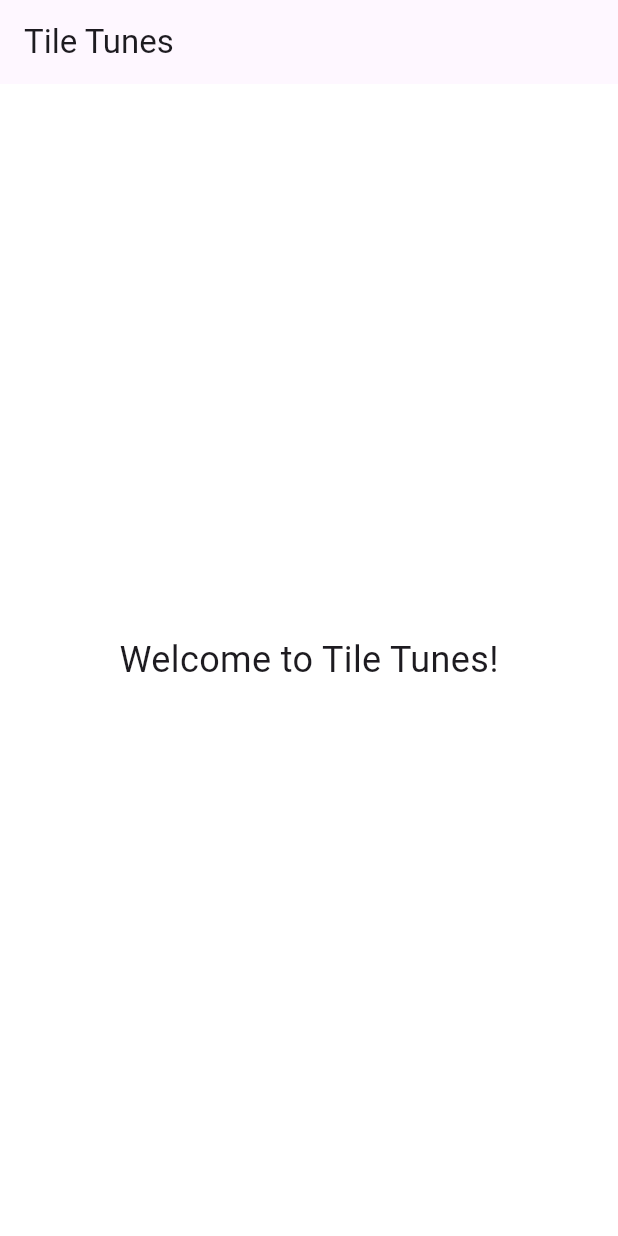
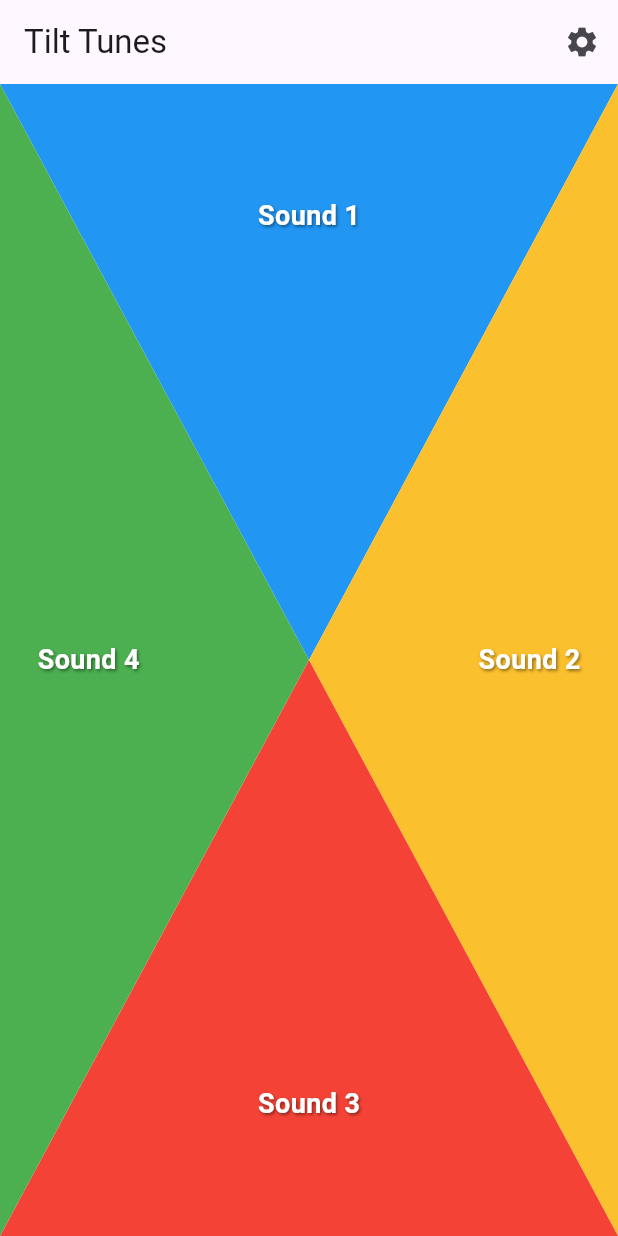
Before and after one commit to MikkelFiltenborg/TiltTunes, a Flutter app: the screen it shows after launch, on a phone screen of 412 x 824 dp. Run offline on Flutter 3.47's test engine with Material 3 defaults, Android fonts, the phone set to English and light mode, and no system bars; our stand-ins replace audioplayers.

Commit message:
Home Screen layout and buttons made

```diff
--- a/lib/features/soundboard/screens/home_screen.dart
+++ b/lib/features/soundboard/screens/home_screen.dart
@@ -1,18 +1,204 @@
 import 'package:flutter/material.dart';
+import 'settings_screen.dart';
 
-class HomeScreen extends StatelessWidget{
-  const HomeScreen({super.key});
+class HomeScreen extends StatelessWidget {
+  final List<String> soundTitles = [
+    'Sound 1', // Button 1 Top
+    'Sound 2', // Button 2 Right
+    'Sound 3', // Button 3 Bottom
+    'Sound 4', // Button 4 Left
+  ];
+
+  HomeScreen({super.key});
 
   @override
   Widget build(BuildContext context) {
     return Scaffold(
       appBar: AppBar(
-        title: const Text('Tile Tunes'),
+        title: const Text('Tilt Tunes'),
+        actions: [
+          IconButton(
+            icon: const Icon(Icons.settings),
+            onPressed: () {
+              Navigator.push(
+                context,
+                MaterialPageRoute(
+                  builder: (context) => const SettingsScreen(),
+                ),
+              );
+            },
+          ),
+        ],
       ),
-      body: const Center(
-        child: Text('Welcome to Tile Tunes!',
-        style: TextStyle(fontSize: 24))
+      body: LayoutBuilder(
+        builder: (context, constraints) {
+          final width = constraints.maxWidth;
+          final height = constraints.maxHeight;
+
+          return Stack(
+            children: [
+              // Button 1 Top
+              Positioned(
+                top: 0,
+                left: 0,
+                right: 0,
+                height: height / 2,
+                child: _TriangleButton(
+                  color: Colors.blue,
+                  direction: TriangleDirection.down,
+                  text: soundTitles[0],
+                  textAlign: Alignment.topCenter,
+                  textPadding: const EdgeInsets.only(top: 75),
+                  onTap: () => _onButtonTap(context, 1),
+                ),
+              ),
+
+              // Button 2 Right
+              Positioned(
+                top: 0,
+                right: 0,
+                bottom: 0,
+                width: width / 2,
+                child: _TriangleButton(
+                  color: Colors.yellow.shade700,
+                  direction: TriangleDirection.left,
+                  text: soundTitles[1],
+                  textAlign: Alignment.centerRight,
+                  textPadding: const EdgeInsets.only(right: 25),
+                  onTap: () => _onButtonTap(context, 2),
+                ),
+              ),
+
+              // Button 3 Bottom
+              Positioned(
+                left: 0,
+                right: 0,
+                bottom: 0,
+                height: height / 2,
+                child: _TriangleButton(
+                  color: Colors.red,
+                  direction: TriangleDirection.up,
+                  text: soundTitles[2],
+                  textAlign: Alignment.bottomCenter,
+                  textPadding: const EdgeInsets.only(bottom: 75),
+                  onTap: () => _onButtonTap(context, 3),
+                ),
+              ),
+
+              // Button 4 Left
+              Positioned(
+                top: 0,
+                left: 0,
+                bottom: 0,
+                width: width / 2,
+                child: _TriangleButton(
+                  color: Colors.green,
+                  direction: TriangleDirection.right,
+                  text: soundTitles[3],
+                  textAlign: Alignment.centerLeft,
+                  textPadding: const EdgeInsets.only(left: 25),
+                  onTap: () => _onButtonTap(context, 4),
+                ),
+              ),
+            ],
+          );
+        },
+      ),
+    );
+  }
+
+  void _onButtonTap(BuildContext context, int buttonNumber) {
+    ScaffoldMessenger.of(context).showSnackBar(
+      SnackBar(content: Text('Button $buttonNumber tapped')),
+    );
+  }
+}
+
+enum TriangleDirection { up, down, left, right }
+
+class _TriangleButton extends StatelessWidget {
+  final Color color;
+  final TriangleDirection direction;
+  final String text;
+  final Alignment textAlign;
+  final EdgeInsetsGeometry textPadding;
+  final VoidCallback onTap;
+
+  const _TriangleButton({
+    required this.color,
+    required this.direction,
+    required this.text,
+    required this.textAlign,
+    required this.textPadding,
+    required this.onTap,
+    super.key,
+  });
+
+  @override
+  Widget build(BuildContext context) {
+    return ClipPath(
+      clipper: _TriangleClipper(direction),
+      child: Material(
+        color: color,
+        child: InkWell(
+          onTap: onTap,
+          child: Padding(
+            padding: textPadding,
+            child: Align(
+              alignment: textAlign,
+              child: Text(
+                text,
+                style: const TextStyle(
+                  color: Colors.white,
+                  fontSize: 18,
+                  fontWeight: FontWeight.bold,
+                  shadows: [Shadow(blurRadius: 2, color: Colors.black45, offset: Offset(1,1))],
+                ),
+              ),
+            ),
+          ),
+        ),
       ),
     );
   }
 }
+
+class _TriangleClipper extends CustomClipper<Path> {
+  final TriangleDirection direction;
+
+  _TriangleClipper(this.direction);
+
+  @override
+  Path getClip(Size size) {
+    final path = Path();
+
+    switch (direction) {
+      case TriangleDirection.up:
+        path.moveTo(0, size.height);
+        path.lineTo(size.width / 2, 0);
+        path.lineTo(size.width, size.height);
+        break;
+      case TriangleDirection.down:
+        path.moveTo(0, 0);
+        path.lineTo(size.width / 2, size.height);
+        path.lineTo(size.width, 0);
+        break;
+      case TriangleDirection.left:
+        path.moveTo(size.width, 0);
+        path.lineTo(0, size.height / 2);
+        path.lineTo(size.width, size.height);
+        break;
+      case TriangleDirection.right:
+        path.moveTo(0, 0);
+        path.lineTo(size.width, size.height / 2);
+        path.lineTo(0, size.height);
+        break;
+    }
+
+    path.close();
+    return path;
+  }
+
+  @override
+  bool shouldReclip(_TriangleClipper oldClipper) => oldClipper.direction != direction;
+}
--- a/lib/features/soundboard/screens/sound_list_screen.dart
+++ b/lib/features/soundboard/screens/sound_list_screen.dart
@@ -14,7 +14,7 @@ class SoundListScreen extends StatefulWidget {
 class _SoundListScreenState extends State<SoundListScreen> {
   final FreesoundApiClient _apiClient = FreesoundApiClient();
   late Future<List<Sound>> _futureSounds;
-  final TextEditingController _searchController = TextEditingController(text: 'laugh');
+  final TextEditingController _searchController = TextEditingController(text: '');
   String _currentlyPlayingUrl = '';
 
   @override
@@ -42,7 +42,9 @@ class _SoundListScreenState extends State<SoundListScreen> {
   @override
   Widget build(BuildContext context) {
     return Scaffold(
-      appBar: AppBar(title: Text('Sound Results')),
+      appBar: AppBar(title: Text('Sounds',
+          style: TextStyle(fontSize: 20, fontWeight: FontWeight.w900),
+        )),
       body: Column(
         children: [
           Padding(
--- a/lib/main.dart
+++ b/lib/main.dart
@@ -1,4 +1,5 @@
 import 'package:flutter/material.dart';
+import 'package:tile_tunes/features/soundboard/screens/settings_screen.dart';
 import 'features/soundboard/screens/home_screen.dart';
 import 'features/soundboard/screens/sound_list_screen.dart';
 
```
Also changed, not shown: lib/features/soundboard/screens/settings_screen.dart (+109 -0 lines).
